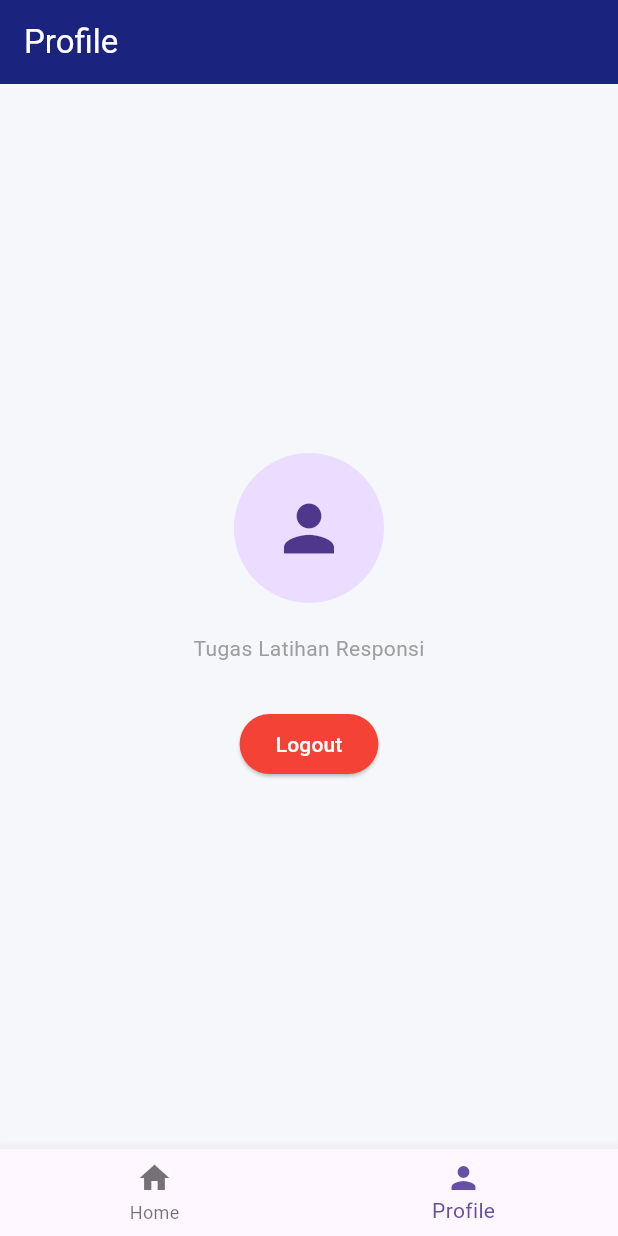
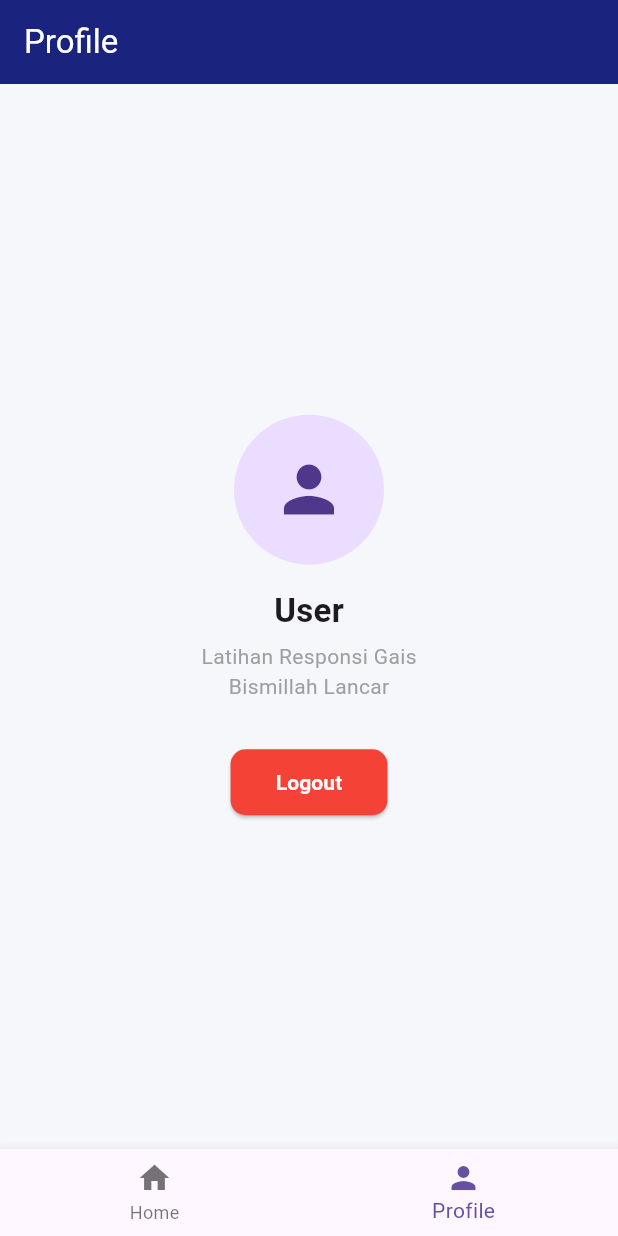
Before and after one commit to DhilaHaedy10/123230159_latres_D, a Flutter app: the HomePage screen opened directly, item 2 of the bottom bar chosen, on a phone screen of 412 x 824 dp. Run offline on Flutter 3.47's test engine with Material 3 defaults, Android fonts, the phone set to English and light mode, and no system bars; our stand-ins replace hive, hive_flutter, shared_preferences; accounts and stored records are empty; network calls fail.

Commit message:
revisi profile page

```diff
--- a/lib/pages/login_page.dart
+++ b/lib/pages/login_page.dart
@@ -19,7 +19,7 @@ class LoginPage extends StatelessWidget {
             children: [
               Icon(Icons.shopping_bag_outlined, size: 80, color: AppTheme.primary),
               const SizedBox(height: 10),
-              Text("Toko Awikwak", style: TextStyle(fontSize: 28, fontWeight: FontWeight.bold, color: AppTheme.primary)),
+              Text("Toko Wakaka People", style: TextStyle(fontSize: 28, fontWeight: FontWeight.bold, color: AppTheme.primary)),
               const SizedBox(height: 40),
               Container(
                 padding: const EdgeInsets.all(20),
--- a/lib/pages/profile_page.dart
+++ b/lib/pages/profile_page.dart
@@ -2,8 +2,29 @@ import 'package:flutter/material.dart';
 import '../services/storage_service.dart';
 import 'login_page.dart';
 
-class ProfilePage extends StatelessWidget {
+class ProfilePage extends StatefulWidget {
   const ProfilePage({super.key});
+
+  @override
+  State<ProfilePage> createState() => _ProfilePageState();
+}
+
+class _ProfilePageState extends State<ProfilePage> {
+  String _username = "";
+
+  @override
+  void initState() {
+    super.initState();
+    _loadUsername();
+  }
+
+  // Fungsi untuk mengambil data username dari Shared Preferences
+  void _loadUsername() async {
+    String? user = await StorageService().getUser();
+    setState(() {
+      _username = user ?? "User";
+    });
+  }
 
   @override
   Widget build(BuildContext context) {
@@ -12,16 +33,35 @@ class ProfilePage extends StatelessWidget {
         mainAxisAlignment: MainAxisAlignment.center,
         children: [
           const CircleAvatar(radius: 50, child: Icon(Icons.person, size: 50)),
-          const SizedBox(height: 20),
-          const Text("Tugas Latihan Responsi", style: TextStyle(color: Colors.grey)),
+          const SizedBox(height: 15),
+
+          // Menampilkan nama user yang sedang login
+          Text(
+            _username,
+            style: const TextStyle(fontSize: 22, fontWeight: FontWeight.bold),
+          ),
+          const SizedBox(height: 5),
+
+          const Text("Latihan Responsi Gais", style: TextStyle(color: Colors.grey)),
+          const Text("Bismillah Lancar", style: TextStyle(color: Colors.grey)),
           const SizedBox(height: 30),
+
           ElevatedButton(
-            style: ElevatedButton.styleFrom(backgroundColor: Colors.red),
+            style: ElevatedButton.styleFrom(
+              backgroundColor: Colors.red,
+              padding: const EdgeInsets.symmetric(horizontal: 30, vertical: 12),
+              shape: RoundedRectangleBorder(borderRadius: BorderRadius.circular(10)),
+            ),
             onPressed: () async {
               await StorageService().logout();
-              Navigator.pushAndRemoveUntil(context, MaterialPageRoute(builder: (_) => LoginPage()), (r) => false);
+              if (!mounted) return;
+              Navigator.pushAndRemoveUntil(
+                context,
+                MaterialPageRoute(builder: (_) => LoginPage()),
+                (route) => false,
+              );
             },
-            child: const Text("Logout", style: TextStyle(color: Colors.white)),
+            child: const Text("Logout", style: TextStyle(color: Colors.white, fontWeight: FontWeight.bold)),
           )
         ],
       ),
```
